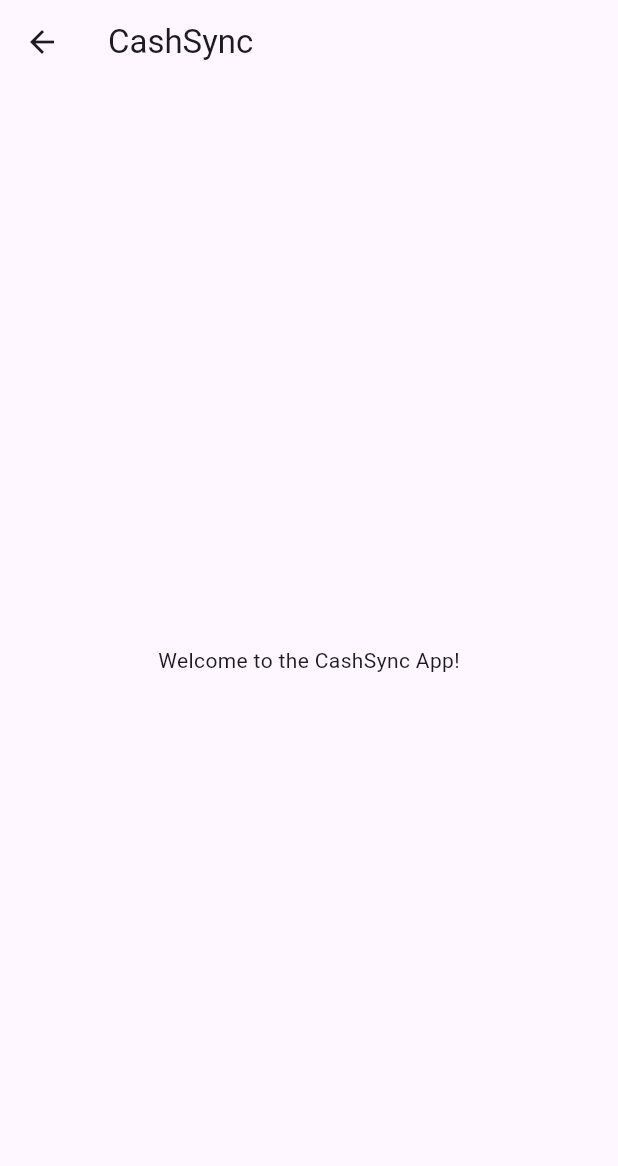
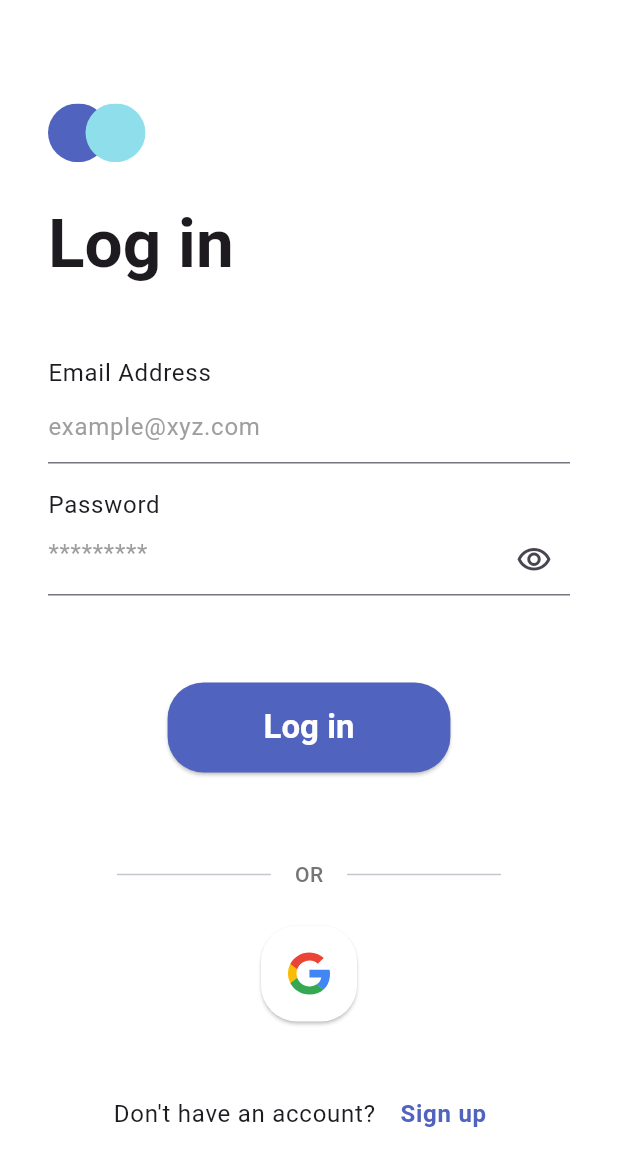
Before and after one commit to nenghakheng/cashsync_app, a Flutter app: the AuthPage screen opened directly, on a phone screen of 412 x 824 dp. Shown: the top 1166 px of the screen. Run offline on Flutter 3.47's test engine with Material 3 defaults, Android fonts, the phone set to English and light mode, and no system bars; our stand-ins replace dio, flutter_dotenv, flutter_svg; accounts and stored records are empty; network calls fail.

Commit message:
close #1 integrate google authentication

````diff
--- a/lib/constant/app_constant.dart
+++ b/lib/constant/app_constant.dart
@@ -5,7 +5,7 @@ class AppConstant {
 
   static final AppConstant instance = AppConstant._();
 
-  static const String appName = 'Vodth';
+  static const String appName = 'CashSync';
 
   static const Locale fallbackLocale = Locale('en');
 
--- a/lib/constant/config_constant.dart
+++ b/lib/constant/config_constant.dart
@@ -20,6 +20,21 @@ class ConfigConstant {
   /// margin2 = 16.0
   /// ```
   static const double margin2 = 16.0;
+
+  /// ```dart
+  /// margin3 = 24.0
+  /// ```
+  static const double margin3 = 24.0;
+
+  /// ```dart
+  /// margin4 = 32.0
+  /// ```
+  static const double margin4 = 32.0;
+
+  /// ```dart
+  /// margin5 = 48.0
+  /// ```
+  static const double margin5 = 48.0;
 
   /// ```dart
   /// iconSize = 16.0
@@ -90,6 +105,11 @@ class ConfigConstant {
   /// radius1 = 16.0
   /// ```
   static const double radius2 = 16.0;
+
+  /// ```dart
+  /// radius3 = 24.0
+  /// ```
+  static const double radius3 = 24.0;
 
   /// ```dart
   /// circlarRadius1 = BorderRadius.circular(8.0)
@@ -174,6 +194,31 @@ class ConfigConstant {
   static const SizedBox sizedBoxH2 = SizedBox(height: 16.0);
 
   /// ```dart
+  /// sizedBoxH3 = SizedBox(height: 24.0);
+  /// ```
+  static const SizedBox sizedBoxH3 = SizedBox(height: 24.0);
+
+  /// ```dart
+  /// sizedBoxH4 = SizedBox(height: 32.0);
+  /// ```
+  static const SizedBox sizedBoxH4 = SizedBox(height: 32.0);
+
+  /// ```dart
+  /// sizedBoxH4 = SizedBox(height: 38.0);
+  /// ```
+  static const SizedBox sizedBoxH5 = SizedBox(height: 38.0);
+
+  /// ```dart
+  /// sizedBoxH4 = SizedBox(height: 38.0);
+  /// ```
+  static const SizedBox sizedBoxH6 = SizedBox(height: 48.0);
+
+  /// ```dart
+  /// sizedBoxH4 = SizedBox(height: 38.0);
+  /// ```
+  static const SizedBox sizedBoxH7 = SizedBox(height: 58.0);
+
+  /// ```dart
   /// sizedBoxW0 = SizedBox(width: 4.0);
   /// ```
   static const SizedBox sizedBoxW0 = SizedBox(width: 4.0);
@@ -188,6 +233,177 @@ class ConfigConstant {
   /// ```
   static const SizedBox sizedBoxW2 = SizedBox(width: 16.0);
 
+  /// ```dart
+  /// sizedBoxW3 = SizedBox(width: 24.0);
+  /// ```
+  static const SizedBox sizedBoxW3 = SizedBox(width: 24.0);
+
+  /// ```dart
+  /// sizedBoxW4 = SizedBox(width: 32.0);
+  /// ```
+  static const SizedBox sizedBoxW4 = SizedBox(width: 32.0);
+
   /// scrollToTopCurve curve animation.
   static const Curve scrollToTopCurve = Curves.fastLinearToSlowEaseIn;
+
+  /// ```dart
+  /// circlarRadius3 = BorderRadius.circular(24.0)
+  /// ```
+  static final BorderRadius circlarRadius3 = BorderRadius.circular(radius3);
+
+  /// ```dart
+  /// circlarRadiusTop3 = BorderRadius.vertical(
+  ///   top: Radius.circular(24.0),
+  /// );
+  /// ```
+  static const BorderRadius circlarRadiusTop3 = BorderRadius.vertical(
+    top: Radius.circular(radius3),
+  );
+
+  /// ```dart
+  /// circlarRadiusBottom3 = BorderRadius.vertical(
+  ///   bottom: Radius.circular(24.0),
+  /// );
+  /// ```
+  static const BorderRadius circlarRadiusBottom3 = BorderRadius.vertical(
+    bottom: Radius.circular(radius3),
+  );
+
+  /// ```dart
+  /// circlarRadiusLeft1 = BorderRadius.horizontal(
+  ///   left: Radius.circular(8.0),
+  /// );
+  /// ```
+  static const BorderRadius circlarRadiusLeft1 = BorderRadius.horizontal(
+    left: Radius.circular(radius1),
+  );
+
+  /// ```dart
+  /// circlarRadiusRight1 = BorderRadius.horizontal(
+  ///   right: Radius.circular(8.0),
+  /// );
+  /// ```
+  static const BorderRadius circlarRadiusRight1 = BorderRadius.horizontal(
+    right: Radius.circular(radius1),
+  );
+
+  /// ```dart
+  /// animationDurationFast = Duration(milliseconds: 150)
+  /// ```
+  static const Duration animationDurationFast = Duration(milliseconds: 150);
+
+  /// ```dart
+  /// animationDurationSlow = Duration(milliseconds: 500)
+  /// ```
+  static const Duration animationDurationSlow = Duration(milliseconds: 500);
+
+  /// ```dart
+  /// cardElevation1 = 1.0
+  /// ```
+  static const double cardElevation1 = 1.0;
+
+  /// ```dart
+  /// cardElevation2 = 2.0
+  /// ```
+  static const double cardElevation2 = 2.0;
+
+  /// ```dart
+  /// cardElevation3 = 4.0
+  /// ```
+  static const double cardElevation3 = 4.0;
+
+  /// ```dart
+  /// cardElevation4 = 8.0
+  /// ```
+  static const double cardElevation4 = 8.0;
+
+  /// ```dart
+  /// opacity1 = 0.1
+  /// ```
+  static const double opacity1 = 0.1;
+
+  /// ```dart
+  /// opacity2 = 0.2
+  /// ```
+  static const double opacity2 = 0.2;
+
+  /// ```dart
+  /// opacity5 = 0.5
+  /// ```
+  static const double opacity5 = 0.5;
+
+  /// ```dart
+  /// opacity8 = 0.8
+  /// ```
+  static const double opacity8 = 0.8;
+
+  /// ```dart
+  /// aspectRatio1_1 = 1.0
+  /// ```
+  static const double aspectRatio1_1 = 1.0; // Square
+
+  /// ```dart
+  /// aspectRatio4_3 = 4/3
+  /// ```
+  static const double aspectRatio4_3 = 4 / 3; // Standard
+
+  /// ```dart
+  /// aspectRatio16_9 = 16/9
+  /// ```
+  static const double aspectRatio16_9 = 16 / 9; // Widescreen
+
+  /// ```dart
+  /// dialogWidth = 450.0
+  /// ```
+  static const double dialogWidth = 450.0;
+
+  /// ```dart
+  /// maxContentWidth = 1200.0
+  /// ```
+  static const double maxContentWidth = 1200.0;
+
+  /// ```dart
+  /// textSizeCaption = 12.0
+  /// ```
+  static const double textSizeCaption = 12.0;
+
+  /// ```dart
+  /// textSizeBody = 14.0
+  /// ```
+  static const double textSizeBody = 14.0;
+
+  /// ```dart
+  /// textSizeSubtitle = 16.0
+  /// ```
+  static const double textSizeSubtitle = 16.0;
+
+  /// ```dart
+  /// textSizeTitle = 18.0
+  /// ```
+  static const double textSizeTitle = 18.0;
+
+  /// ```dart
+  /// textSizeHeadline = 20.0
+  /// ```
+  static const double textSizeHeadline = 20.0;
+
+  /// ```dart
+  /// textSizeDisplay = 24.0
+  /// ```
+  static const double textSizeDisplay = 24.0;
+
+  /// ```dart
+  /// textSizeLarge = 32.0
+  /// ```
+  static const double textSizeLarge = 32.0;
+
+  /// ```dart
+  /// textSizeLarge = 32.0
+  /// ```
+  static const double textSizeExtraLarge = 38.0;
+
+  /// ```dart
+  /// textSizeLarge = 32.0
+  /// ```
+  static const double textSizeHuge = 42.0;
 }
--- a/lib/my_app.dart
+++ b/lib/my_app.dart
@@ -1,4 +1,4 @@
-import 'package:cashsyncapp/pages/home/home_page.dart';
+import 'package:cashsyncapp/pages/auth/auth_page.dart';
 import 'package:cashsyncapp/viewModels/user_view_model.dart';
 import 'package:flutter/material.dart';
 import 'package:provider/provider.dart';
@@ -15,8 +15,9 @@ class MyApp extends StatelessWidget {
       ],
       child: MaterialApp(
         debugShowCheckedModeBanner: false,
-        home: HomePage(),
+        home: AuthPage(),
         theme: ThemeData(
+          scaffoldBackgroundColor: Color(0xFFFFFFFF),
           primarySwatch: Colors.blue,
           visualDensity: VisualDensity.adaptivePlatformDensity,
         ),
--- a/lib/pages/auth/auth_page.dart
+++ b/lib/pages/auth/auth_page.dart
@@ -1,3 +1,4 @@
+import 'package:cashsyncapp/pages/auth/local_widgets/login.dart';
 import 'package:flutter/material.dart';
 
 class AuthPage extends StatelessWidget {
@@ -5,9 +6,10 @@ class AuthPage extends StatelessWidget {
 
   @override
   Widget build(BuildContext context) {
-    return Scaffold(
-      appBar: AppBar(title: Text('CashSync')),
-      body: const Center(child: Text('Welcome to the CashSync App!')),
-    );
+    return Scaffold(appBar: buildAppBar(context), body: LoginScreen());
+  }
+
+  PreferredSizeWidget buildAppBar(BuildContext context) {
+    return AppBar(centerTitle: true, forceMaterialTransparency: true);
   }
 }
--- /dev/null
+++ b/lib/pages/auth/local_widgets/credentials_form.dart
@@ -0,0 +1,123 @@
+import 'package:cashsyncapp/constant/config_constant.dart';
+import 'package:flutter/material.dart';
+
+class CredentialForm extends StatefulWidget {
+  const CredentialForm({
+    super.key,
+    required this.formKey,
+    required this.obscurePassword,
+    required this.emailController,
+    required this.passwordController,
+  });
+
+  final GlobalKey<FormState> formKey;
+  final bool obscurePassword;
+  final TextEditingController emailController;
+  final TextEditingController passwordController;
+
+  @override
+  State<CredentialForm> createState() => _CredentialFormState();
+}
+
+class _CredentialFormState extends State<CredentialForm> {
+  late bool _obscurePassword;
+
+  @override
+  void initState() {
+    super.initState();
+    _obscurePassword = widget.obscurePassword;
+  }
+
+  String? _emailValidator(String? value) {
+    if (value == null || value.isEmpty) {
+      return 'Please enter your email';
+    }
+    // Basic email validation
+    if (!RegExp(r'^[\w-\.]+@([\w-]+\.)+[\w-]{2,4}$').hasMatch(value)) {
+      return 'Please enter a valid email address';
+    }
+    return null;
+  }
+
+  String? _passwordValidator(String? value) {
+    if (value == null || value.isEmpty) {
+      return 'Please enter your password';
+    }
+    if (value.length < 6) {
+      return 'Password must be at least 6 characters';
+    }
+    return null;
+  }
+
+  @override
+  Widget build(BuildContext context) {
+    return Form(
+      key: widget.formKey,
+      child: Column(
+        crossAxisAlignment: CrossAxisAlignment.stretch,
+        children: [
+          ConfigConstant.sizedBoxH6,
+          _buildEmailInput(),
+          ConfigConstant.sizedBoxH2,
+          // Password field
+          _buildPasswordInput(),
+        ],
+      ),
+    );
+  }
+
+  Widget _buildEmailInput() {
+    return Column(
+      crossAxisAlignment: CrossAxisAlignment.start,
+      children: [
+        Text("Email Address", style: Theme.of(context).textTheme.bodyLarge),
+        TextFormField(
+          controller: widget.emailController,
+          keyboardType: TextInputType.emailAddress,
+          decoration: InputDecoration(
+            border: UnderlineInputBorder(),
+            hintText: "example@xyz.com",
+            hintStyle: TextStyle(color: Colors.grey.shade500),
+          ),
+          validator: (value) => _emailValidator(value),
+        ),
+      ],
+    );
+  }
+
+  Widget _buildPasswordInput() {
+    return Column(
+      crossAxisAlignment: CrossAxisAlignment.start,
+      children: [
+        Text("Password", style: Theme.of(context).textTheme.bodyLarge),
+        TextFormField(
+          controller: widget.passwordController,
+          obscureText: _obscurePassword,
+          decoration: InputDecoration(
+            suffixIcon: _buildPasswordInputIcon(),
+            hintText: "*********",
+            hintStyle: TextStyle(color: Colors.grey.shade500),
+            border: UnderlineInputBorder(),
+          ),
+          validator: (value) => _passwordValidator(value),
+        ),
+      ],
+    );
+  }
+
+  Widget _buildPasswordInputIcon() {
+    return IconButton(
+      icon: Icon(
+        widget.obscurePassword
+            ? Icons.visibility_outlined
+            : Icons.visibility_off_outlined,
+      ),
+      onPressed: () {
+        setState(() {
+          _obscurePassword = !_obscurePassword;
+          print(_obscurePassword);
+        });
+      },
+    );
+  }
+}
--- a/lib/pages/auth/local_widgets/login.dart
+++ b/lib/pages/auth/local_widgets/login.dart
@@ -0,0 +1,186 @@
+import 'package:cashsyncapp/constant/config_constant.dart';
+import 'package:cashsyncapp/pages/auth/local_widgets/credentials_form.dart';
+import 'package:flutter/material.dart';
+import 'package:flutter_svg/flutter_svg.dart';
+
+class LoginScreen extends StatefulWidget {
+  const LoginScreen({super.key});
+  @override
+  State<LoginScreen> createState() => _LoginScreenState();
+}
+
+class _LoginScreenState extends State<LoginScreen> {
+  final _formKey = GlobalKey<FormState>();
+  bool _obscurePassword = true;
+  final _emailController = TextEditingController();
+  final _passwordController = TextEditingController();
+
+  @override
+  void dispose() {
+    _emailController.dispose();
+    _passwordController.dispose();
+    super.dispose();
+  }
+
+  @override
+  Widget build(BuildContext context) {
+    return buildBody(context);
+  }
+
+  Widget buildBody(BuildContext context) {
+    return Padding(
+      padding: const EdgeInsets.symmetric(horizontal: 32.0),
+      child: Column(
+        children: [
+          buildLoginIconAndTitle(context),
+          // Credential Form
+          CredentialForm(
+            formKey: _formKey,
+            emailController: _emailController,
+            passwordController: _passwordController,
+            obscurePassword: _obscurePassword,
+          ),
+          // Login Button
+          ConfigConstant.sizedBoxH7,
+          Center(
+            child: Column(
+              children: [
+                buildLoginButton(context),
+                ConfigConstant.sizedBoxH7,
+                buildGoogleAuthSection(context),
+              ],
+            ),
+          ),
+          ConfigConstant.sizedBoxH5,
+          // Don't Have an account? Sign up
+          Row(
+            mainAxisAlignment: MainAxisAlignment.center,
+            children: [
+              Text(
+                'Don\'t have an account? ',
+                style: Theme.of(context).textTheme.bodyLarge,
+              ),
+              TextButton(
+                onPressed: () {
+                  // Navigate to Sign Up screen
+                  print('Navigate to Sign Up screen');
+                },
+                child: Text(
+                  'Sign up',
+                  style: Theme.of(context).textTheme.bodyLarge?.copyWith(
+                    color: Color(0xFF5063BF),
+                    fontWeight: FontWeight.bold,
+                  ),
+                ),
+              ),
+            ],
+          ),
+        ],
+      ),
+    );
+  }
+
+  Widget buildLoginIconAndTitle(BuildContext context) {
+    return Column(
+      children: [
+        Row(
+          mainAxisAlignment: MainAxisAlignment.start,
+          children: [
+            SvgPicture.asset('assets/cashsynclogo.svg', height: 65, width: 65),
+          ],
+        ),
+        ConfigConstant.sizedBoxH2,
+        Row(
+          mainAxisAlignment: MainAxisAlignment.start,
+          children: [
+            Text(
+              'Log in',
+              style: Theme.of(
+                context,
+              ).textTheme.displayMedium?.copyWith(fontWeight: FontWeight.bold),
+            ),
+          ],
+        ),
+      ],
+    );
+  }
+
+  Widget buildLoginButton(BuildContext context) {
+    return ElevatedButton(
+      onPressed: () {
+        if (_formKey.currentState!.validate()) {
+          // Handle login logic
+          print('Email: ${_emailController.text}');
+          print('Password: ${_passwordController.text}');
+        }
+      },
+      style: ElevatedButton.styleFrom(
+        backgroundColor: Color(0xFF5063BF),
+        padding: const EdgeInsets.symmetric(horizontal: 64, vertical: 16),
+        shape: RoundedRectangleBorder(
+          borderRadius: ConfigConstant.circlarRadius3,
+        ),
+      ),
+      child: Text(
+        'Log in',
+        style: Theme.of(context).textTheme.titleLarge?.copyWith(
+          fontWeight: FontWeight.bold,
+          color: Colors.white,
+        ),
+      ),
+    );
+  }
+
+  Widget buildGoogleAuthSection(BuildContext context) {
+    return Column(
+      children: [
+        // Wrap the Row in a Container with same horizontal padding as the login button
+        Container(
+          width: 128 + 64 + 64, // Approximate button width plus padding
+          child: Row(
+            children: [
+              const Expanded(child: Divider()),
+              Padding(
+                padding: const EdgeInsets.symmetric(horizontal: 16.0),
+                child: Text(
+                  'OR',
+                  style: TextStyle(
+                    color: Colors.grey[600],
+                    fontWeight: FontWeight.w500,
+                  ),
+                ),
+              ),
+              const Expanded(child: Divider()),
+            ],
+          ),
+        ),
+
+        ConfigConstant.sizedBoxH3,
+
+        // Google sign in button
+        ElevatedButton(
+          // Match the style/width of the login button
+          style: ElevatedButton.styleFrom(
+            backgroundColor: Colors.white,
+            padding: const EdgeInsets.symmetric(horizontal: 16, vertical: 16),
+            shape: RoundedRectangleBorder(
+              borderRadius: BorderRadius.circular(ConfigConstant.radius3),
+            ),
+          ),
+          onPressed:
+              () => {
+                // Handle Google sign-in logic
+                print('Google Sign-In button pressed'),
+              },
+          child: SvgPicture.asset(
+            'assets/googlelogo.svg', // Changed to SVG extension
+            height: 32,
+            width: 32,
+            errorBuilder:
+                (ctx, obj, _) => const Icon(Icons.g_mobiledata, size: 32),
+          ),
+        ),
+      ],
+    );
+  }
+}
--- /dev/null
+++ b/lib/viewModels/auth_view_model.dart
@@ -0,0 +1,25 @@
+import 'package:cashsyncapp/viewModels/base_view_model.dart';
+
+class AuthViewModel extends BaseViewModel {
+  // This class can be extended to handle authentication logic
+  // For example, you can add methods for login, logout, and registration
+
+  AuthViewModel() {
+    // Initialize any necessary data or services here
+  }
+
+  // Example method for login
+  Future<void> login(String username, String password) async {
+    setLoading(true);
+    // Implement your login logic here
+    // After successful login, you might want to notify listeners
+    setLoading(false);
+  }
+
+  // Example method for logout
+  Future<void> logout() async {
+    setLoading(true);
+    // Implement your logout logic here
+    setLoading(false);
+  }
+}
--- a/pubspec.yaml
+++ b/pubspec.yaml
@@ -37,6 +37,7 @@ dependencies:
   dio: ^5.8.0+1
   provider: ^6.1.4
   flutter_dotenv: ^5.2.1
+  flutter_svg: ^2.2.0
 
 dev_dependencies:
   flutter_test:
@@ -61,6 +62,7 @@ flutter:
 
   # To add assets to your application, add an assets section, like this:
   assets:
+    - ./assets/
     - ./.env
 
   # An image asset can refer to one or more resolution-specific "variants", see
````
Also changed, not shown: assets/cashsynclogo.svg (added), assets/googlelogo.svg (added), pubspec.lock, 1 other file.
